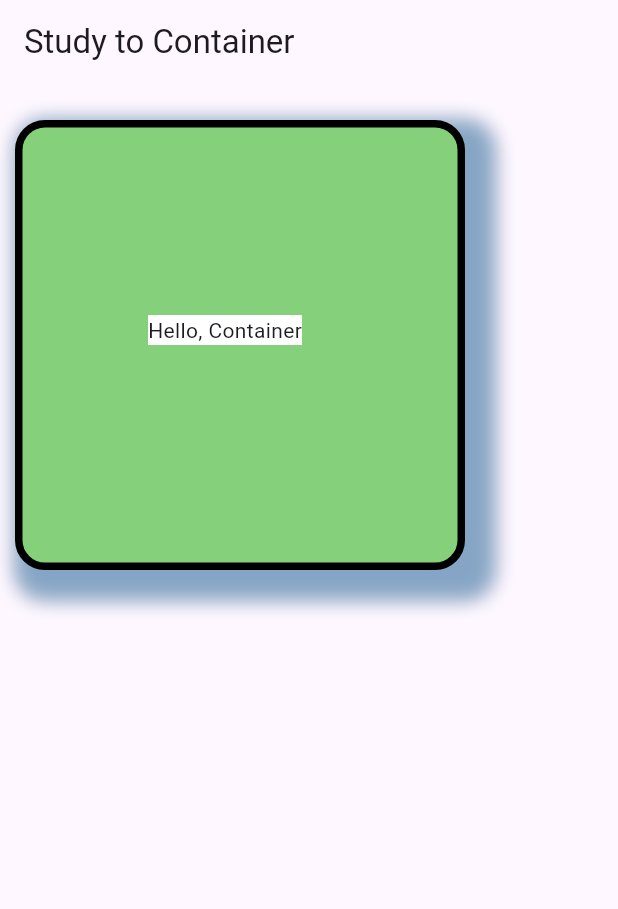
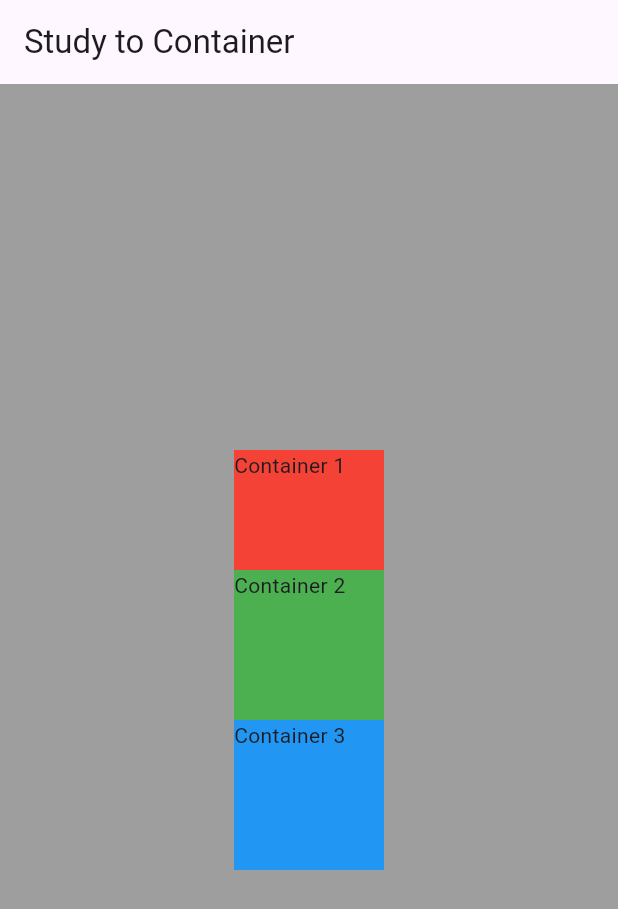
Before and after one commit to ddhelop/flutter-study, a Flutter app: the screen it shows after launch, on a phone screen of 412 x 824 dp. Shown: the top 909 px of the screen. Run offline on Flutter 3.47's test engine with Material 3 defaults, Android fonts, the phone set to English and light mode, and no system bars.

Commit message:
Body 위젯 레이아웃 Column(여러 개 컨테이너)

```diff
--- a/lib/main.dart
+++ b/lib/main.dart
@@ -7,48 +7,45 @@ void main() {
     MaterialApp(
       home: Scaffold(
         appBar: AppBar(title: Text('Study to Container')),
-        body: CustomContainer(),
+        body: Body(),
       ),
     ),
   );
 }
 
-class CustomContainer extends StatelessWidget {
-  const CustomContainer({super.key});
+class Body extends StatelessWidget {
+  const Body({super.key});
 
   @override
   Widget build(BuildContext context) {
     return Container(
-      width: 300,
-      height: 300,
-
-      padding: EdgeInsets.fromLTRB(10, 20, 30, 40),
-      margin: EdgeInsets.symmetric(horizontal: 10, vertical: 24),
-      decoration: BoxDecoration(
-        borderRadius: BorderRadius.circular(20),
-        boxShadow: [
-          BoxShadow(
-            color: Colors.black.withOpacity(0.3),
-            offset: Offset(10, 10),
-            blurRadius: 10,
-            spreadRadius: 10,
+      width: double.infinity,
+      height: double.infinity,
+      color: Colors.grey,
+      child: Column(
+        mainAxisSize: MainAxisSize.max,
+        mainAxisAlignment: MainAxisAlignment.center,
+        crossAxisAlignment: CrossAxisAlignment.center,
+        children: [
+          Container(
+            color: Colors.red,
+            width: 100,
+            height: 80,
+            child: Text('Container 1'),
           ),
-          BoxShadow(
-            color: Colors.blue.withOpacity(0.3),
-            offset: Offset(10, 10),
-            blurRadius: 10,
-            spreadRadius: 10,
+          Container(
+            color: Colors.green,
+            width: 100,
+            height: 100,
+            child: Text('Container 2'),
+          ),
+          Container(
+            color: Colors.blue,
+            width: 100,
+            height: 100,
+            child: Text('Container 3'),
           ),
         ],
-        border: Border.all(
-          color: Colors.black,
-          width: 5,
-          style: BorderStyle.solid,
-        ),
-        color: Color(0xFF85D07B),
-      ),
-      child: Center(
-        child: Container(color: Colors.white, child: Text('Hello, Container')),
       ),
     );
   }
```
